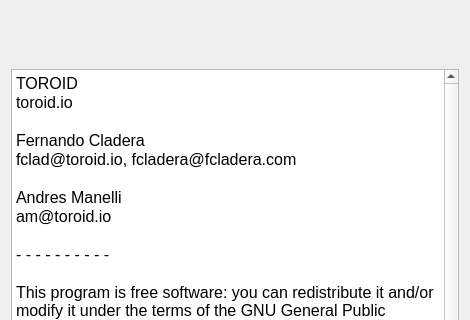
The window that Qt/aboutme.ui (Toroid-io/AccelerationDataLogger) describes before a commit, drawn with Qt 5; both pictures show x 0 to 470 and y 148 to 468 of the 470 by 621 pixel window.
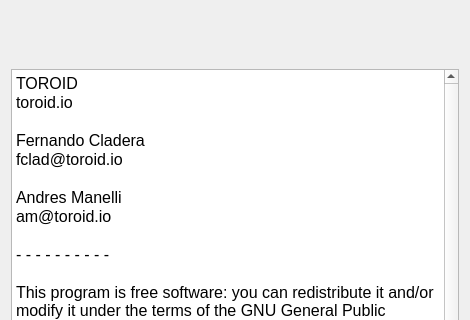
The same window after the commit. Icons and pictures are not drawn.

Diff of the .ui file:
```diff
--- a/Qt/aboutme.ui
+++ b/Qt/aboutme.ui
@@ -107,7 +107,7 @@
 &lt;p style=&quot; margin-top:0px; margin-bottom:0px; margin-left:0px; margin-right:0px; -qt-block-indent:0; text-indent:0px;&quot;&gt;toroid.io&lt;/p&gt;
 &lt;p style=&quot;-qt-paragraph-type:empty; margin-top:0px; margin-bottom:0px; margin-left:0px; margin-right:0px; -qt-block-indent:0; text-indent:0px;&quot;&gt;&lt;br /&gt;&lt;/p&gt;
 &lt;p style=&quot; margin-top:0px; margin-bottom:0px; margin-left:0px; margin-right:0px; -qt-block-indent:0; text-indent:0px;&quot;&gt;Fernando Cladera &lt;/p&gt;
-&lt;p style=&quot; margin-top:0px; margin-bottom:0px; margin-left:0px; margin-right:0px; -qt-block-indent:0; text-indent:0px;&quot;&gt;fclad@toroid.io, fcladera@fcladera.com&lt;/p&gt;
+&lt;p style=&quot; margin-top:0px; margin-bottom:0px; margin-left:0px; margin-right:0px; -qt-block-indent:0; text-indent:0px;&quot;&gt;fclad@toroid.io&lt;/p&gt;
 &lt;p style=&quot;-qt-paragraph-type:empty; margin-top:0px; margin-bottom:0px; margin-left:0px; margin-right:0px; -qt-block-indent:0; text-indent:0px;&quot;&gt;&lt;br /&gt;&lt;/p&gt;
 &lt;p style=&quot; margin-top:0px; margin-bottom:0px; margin-left:0px; margin-right:0px; -qt-block-indent:0; text-indent:0px;&quot;&gt;Andres Manelli&lt;/p&gt;
 &lt;p style=&quot; margin-top:0px; margin-bottom:0px; margin-left:0px; margin-right:0px; -qt-block-indent:0; text-indent:0px;&quot;&gt;am@toroid.io&lt;/p&gt;
```
Left out of the diff: 2 changed lines with no effect on the pictures.
